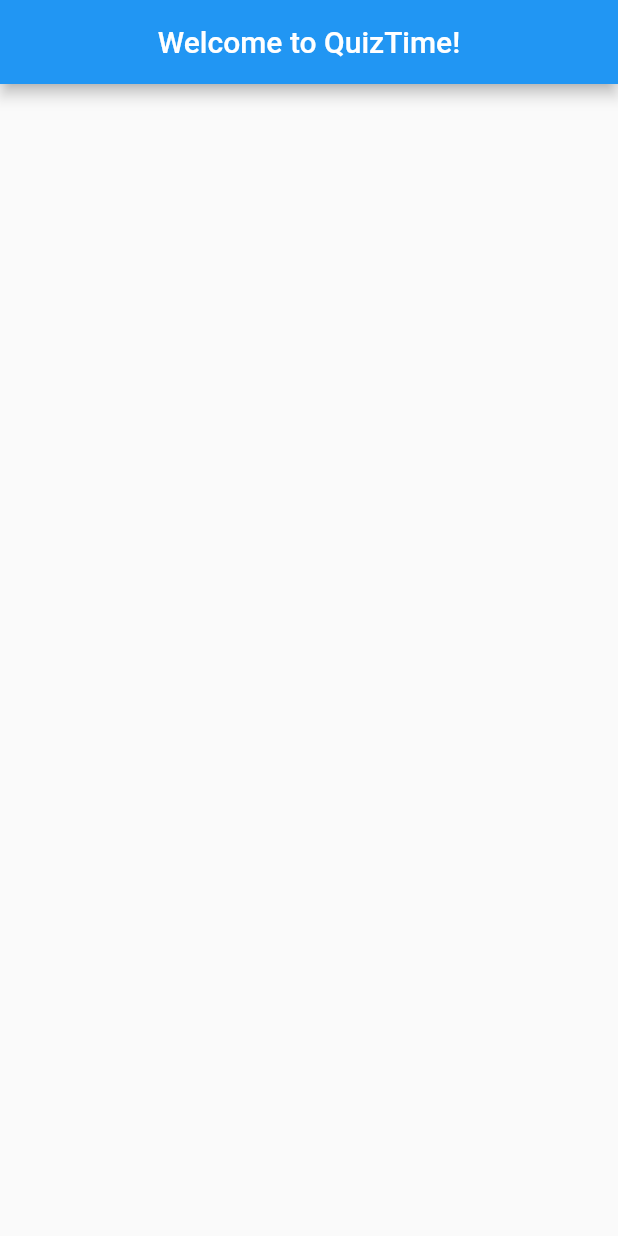
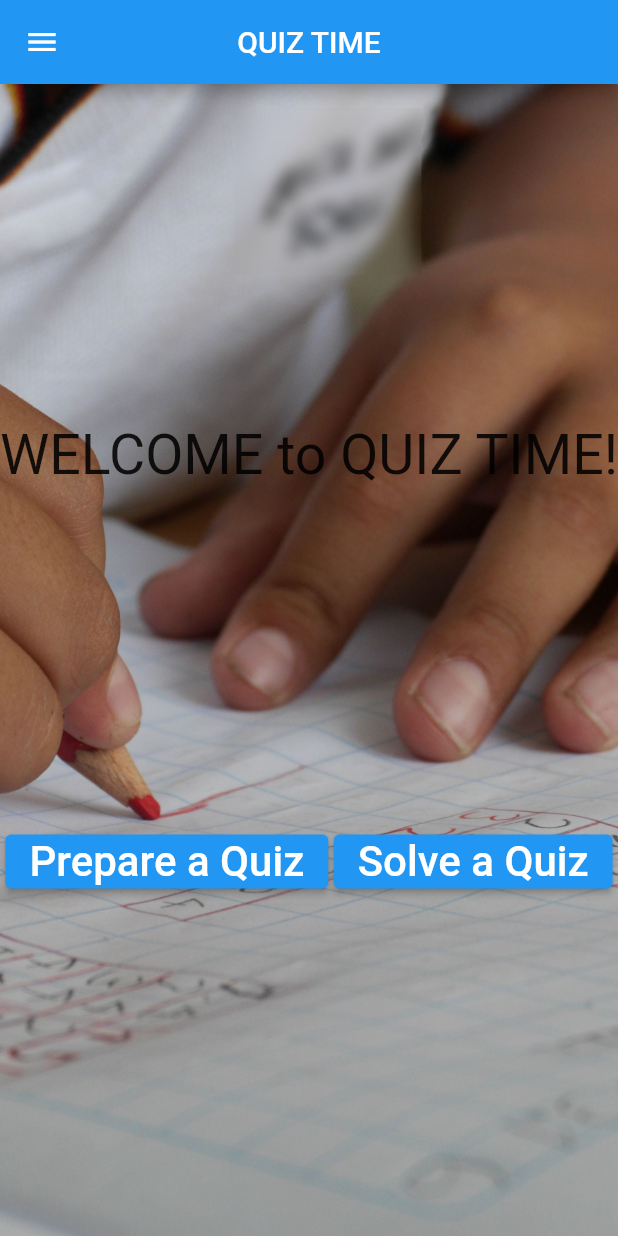
Before and after one commit to celikerde/quiz_time_application, a Flutter app: the screen it shows after launch, on a phone screen of 412 x 824 dp. Run offline on Flutter 3.47's test engine with Material 2 defaults, Android fonts, the phone set to English and light mode, and no system bars.

Commit message:
first commit

```diff
--- /dev/null
+++ b/lib/providers/primary_provider.dart
@@ -0,0 +1,6 @@
+import 'package:flutter/cupertino.dart';
+
+class PrimaryProvider with ChangeNotifier{
+  final titleEditingController = TextEditingController();
+  int selectedQuestionNumber = 0;
+}
--- a/lib/screens/home_screen.dart
+++ b/lib/screens/home_screen.dart
@@ -1,4 +1,5 @@
 import 'package:flutter/material.dart';
+import 'package:provider/provider.dart';
 
 class HomeScreen extends StatelessWidget {
   const HomeScreen({super.key});
@@ -8,8 +9,62 @@ class HomeScreen extends StatelessWidget {
     return Scaffold(
       appBar: AppBar(
         centerTitle: true,
-        title: Text("Welcome to QuizTime!"),
+        title: Text("QUIZ TIME"),
       ),
+      drawer: SafeArea(
+        child: Drawer(
+          backgroundColor: Colors.blue,
+          child: Padding(
+            padding: EdgeInsets.all(8.0),
+            child: ListView(
+              padding: EdgeInsets.all(8),
+              children: [
+                Card(
+                  child: ListTile(
+                    trailing: Icon(Icons.home),
+                    title: Text('Ana Sayfa'),
+                    onTap: () {
+                      // Then close the drawer
+                      Navigator.pop(context);
+                    },
+                  ),
+                ),
+              ],
+            ),
+          ),
+        ),
+      ),
+      body: Stack(
+        children: [
+          Image.asset(
+            "assets/images/home_image.jpg",
+            fit: BoxFit.cover,
+            height: double.infinity,
+            width: double.infinity,
+          ),
+          Column(
+            mainAxisAlignment: MainAxisAlignment.spaceEvenly,
+            children: [
+              Center(child: FittedBox(fit: BoxFit.fitWidth, child: Text("WELCOME to QUIZ TIME!",style: TextStyle(fontSize: 48)))),
+              Row(
+                mainAxisAlignment: MainAxisAlignment.spaceEvenly,
+                children: [
+                  ElevatedButton(
+                    onPressed: () {
+                      Navigator.pushNamed(context,'/questionsScreen');
+                      },
+                      child: Text("Prepare a Quiz",style: TextStyle(fontSize: 28))
+                  ),
+                  ElevatedButton(
+                    onPressed: () {},
+                    child: Text("Solve a Quiz",style: TextStyle(fontSize: 28)),
+                  ),
+                ],
+              ),
+            ],
+          ),
+        ]
+      )
     );
   }
 }
```
Also changed, not shown: lib/main.dart (+10 -2 lines), lib/screens/questions_screen.dart (added, +161 -0 lines), lib/screens/quizzes_screen.dart (added, +52 -0 lines), pubspec.yaml (+4 -3 lines), assets/images/home_image.jpg (added), pubspec.lock.
